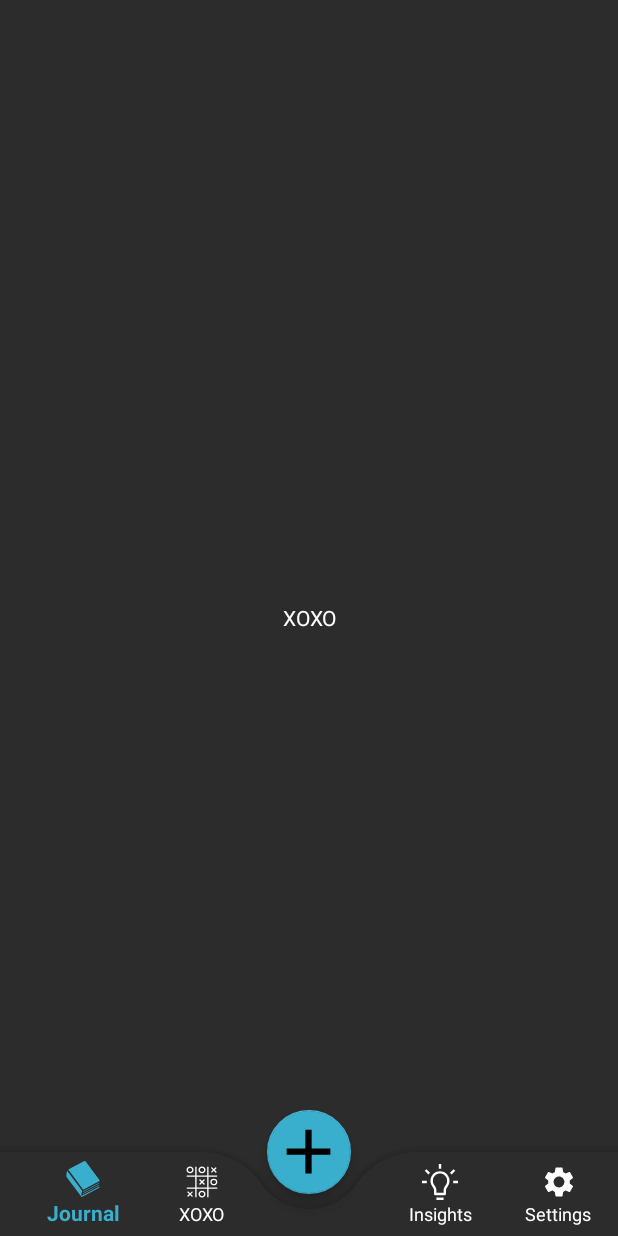
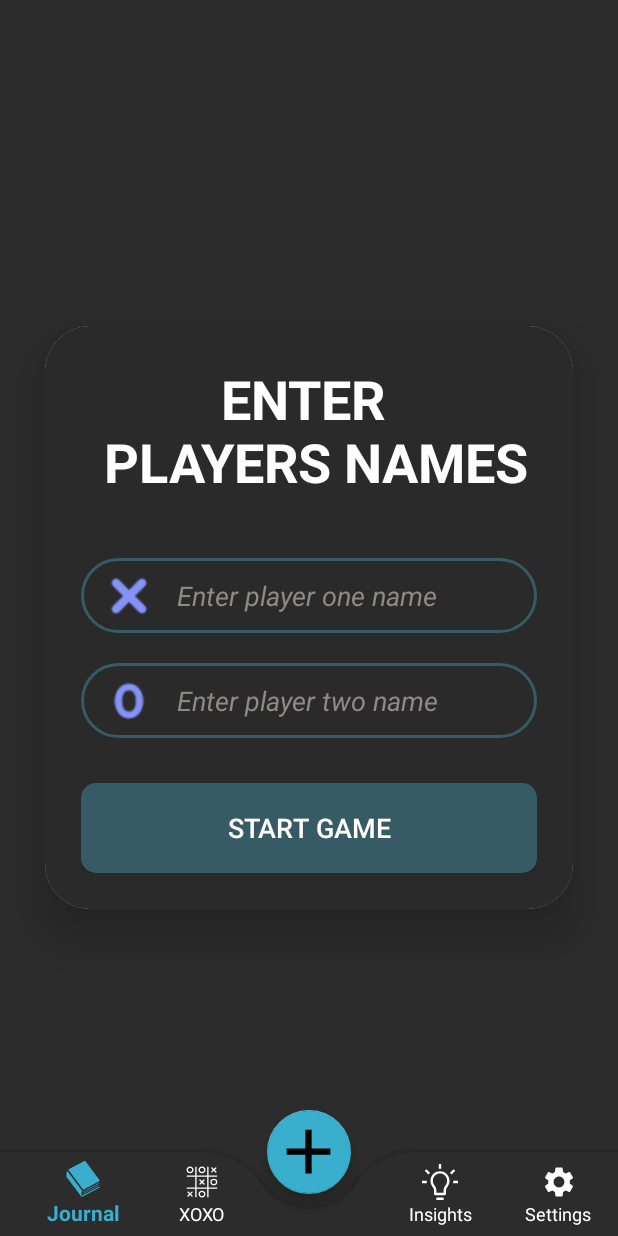
Before and after one commit to Topitops69/TicTacJournal_Official, an Android app: the fragment XOXOFragment placed in its activity, on a phone screen of 412 x 824 dp. Run offline under Robolectric (Android 15) with nearby library versions, the phone set to English and light mode, and no system bars; our stand-ins replace Room's generated code; libraries missing offline, so code that uses them is left out: com.makeramen.roundedimageview.

Commit message:
Adding tic tac toe done

```diff
--- a/app/build.gradle
+++ b/app/build.gradle
@@ -28,6 +28,10 @@ android {
     }
 
     viewBinding {
+        enabled = true
+    }
+
+    dataBinding {
         enabled = true
     }
 }
--- a/app/src/main/java/com/example/tictacjournalofficial/fragments/XOXOFragment.java
+++ b/app/src/main/java/com/example/tictacjournalofficial/fragments/XOXOFragment.java
@@ -1,18 +1,27 @@
 package com.example.tictacjournalofficial.fragments;
 
+import android.content.Intent;
 import android.os.Bundle;
 
+import androidx.annotation.NonNull;
+import androidx.annotation.Nullable;
 import androidx.fragment.app.Fragment;
 
 import android.view.LayoutInflater;
 import android.view.View;
 import android.view.ViewGroup;
+import android.widget.Button;
+import android.widget.EditText;
+import android.widget.Toast;
 
 import com.example.tictacjournalofficial.R;
+import com.example.tictacjournalofficial.activities.TicTacToe;
 
 
 public class XOXOFragment extends Fragment {
 
+    private EditText playerOne;
+    private EditText playerTwo;
 
     @Override
     public View onCreateView(LayoutInflater inflater, ViewGroup container,
@@ -20,4 +29,25 @@ public class XOXOFragment extends Fragment {
         // Inflate the layout for this fragment
         return inflater.inflate(R.layout.fragment_x_o_x_o, container, false);
     }
+
+    @Override
+    public void onViewCreated(@NonNull View view, @Nullable Bundle savedInstanceState) {
+        super.onViewCreated(view, savedInstanceState);
+        playerOne = view.findViewById(R.id.playerOne);
+        playerTwo = view.findViewById(R.id.playerTwo);
+        Button startGameButton = view.findViewById(R.id.startGameButton);
+
+        startGameButton.setOnClickListener(v -> {
+            String getPlayerOneName = playerOne.getText().toString();
+            String getPlayerTwoName = playerTwo.getText().toString();
+            if (getPlayerOneName.isEmpty() || getPlayerTwoName.isEmpty()) {
+                Toast.makeText(getActivity(), "Please enter player name", Toast.LENGTH_SHORT).show();
+            } else {
+                Intent intent = new Intent(getActivity(), TicTacToe.class);
+                intent.putExtra("playerOne", getPlayerOneName);
+                intent.putExtra("playerTwo", getPlayerTwoName);
+                startActivity(intent);
+            }
+        });
+    }
 }
--- /dev/null
+++ b/app/src/main/res/drawable/lavender_border.xml
@@ -0,0 +1,11 @@
+<?xml version="1.0" encoding="utf-8"?>
+<shape xmlns:android="http://schemas.android.com/apk/res/android"
+    android:shape="rectangle">
+
+    <stroke
+        android:width="2dp"
+        android:color="#375B64"/>
+    <corners
+        android:radius="30dp"/>
+
+</shape>
--- a/app/src/main/res/layout/fragment_x_o_x_o.xml
+++ b/app/src/main/res/layout/fragment_x_o_x_o.xml
@@ -1,18 +1,78 @@
 <?xml version="1.0" encoding="utf-8"?>
-<FrameLayout xmlns:android="http://schemas.android.com/apk/res/android"
+<RelativeLayout
+    xmlns:android="http://schemas.android.com/apk/res/android"
+    xmlns:app="http://schemas.android.com/apk/res-auto"
     xmlns:tools="http://schemas.android.com/tools"
     android:layout_width="match_parent"
     android:layout_height="match_parent"
+    android:orientation="vertical"
+    android:gravity="center"
     tools:context=".fragments.XOXOFragment"
     android:background="#2c2c2c">
 
     <!-- TODO: Update blank fragment layout -->
-    <TextView
+    <androidx.cardview.widget.CardView
         android:layout_width="match_parent"
-        android:layout_height="match_parent"
-        android:text="XOXO"
-        android:gravity = "center"
-        android:textColor="@color/white"
-        />
+        android:layout_height="wrap_content"
+        android:layout_margin="30dp"
+        app:cardCornerRadius="30dp"
+        app:cardElevation="20dp">
+        <LinearLayout
+            android:layout_width="match_parent"
+            android:layout_height="wrap_content"
+            android:orientation="vertical"
+            android:layout_gravity="center_horizontal"
+            android:padding="24dp"
+            android:background="#2A2A2A">
+            <TextView
+                android:layout_width="match_parent"
+                android:layout_height="wrap_content"
+                android:text="ENTER \n PLAYERS NAMES"
+                android:textAlignment="center"
+                android:textSize="36sp"
+                android:textStyle="bold"
+                android:textColor="@color/white"/>
 
-</FrameLayout>
+            <EditText
+                android:id="@+id/playerOne"
+                android:layout_width="match_parent"
+                android:layout_height="50dp"
+                android:layout_marginTop="40dp"
+                android:background="@drawable/lavender_border"
+                android:drawableLeft="@drawable/ic_xicon"
+                android:drawablePadding="8dp"
+                android:hint="Enter player one name"
+                android:maxLines="1"
+                android:padding="8dp"
+                android:textColor="@color/white"
+                android:textColorHint="#918888"
+                android:textStyle="italic" />
+
+            <EditText
+                android:id="@+id/playerTwo"
+                android:layout_width="match_parent"
+                android:layout_height="50dp"
+                android:layout_marginTop="20dp"
+                android:background="@drawable/lavender_border"
+                android:drawableLeft="@drawable/ic_oicon"
+                android:drawablePadding="8dp"
+                android:hint="Enter player two name"
+                android:maxLines="1"
+                android:padding="8dp"
+                android:textColor="@color/white"
+                android:textColorHint="#918888"
+                android:textStyle="italic" />
+            <Button
+                android:layout_width="match_parent"
+                android:layout_height="60dp"
+                android:layout_marginTop="30dp"
+                android:id="@+id/startGameButton"
+                android:text="Start Game"
+                android:textColor="#FFFFFF"
+                android:background="@drawable/roundstyle"
+                android:textSize="18sp"
+                app:cornerRadius = "20dp"/>
+        </LinearLayout>
+    </androidx.cardview.widget.CardView>
+
+</RelativeLayout>
--- a/app/src/main/res/values/colors.xml
+++ b/app/src/main/res/values/colors.xml
@@ -31,6 +31,8 @@
     <color name="colorDelete">#FF4842</color>
     <color name="colorSearchBackground">#333333</color>
 
+    <!--  Color for tictactoe  -->
+    <color name="lavender">#8692f7</color>
 
 
     <!--    <color name = "ActionBarTitleColor">#ffffff</color>-->
```
Also changed, not shown: app/src/main/AndroidManifest.xml (+13 -14 lines), app/src/main/java/com/example/tictacjournalofficial/activities/ResultDialog.java (added, +38 -0 lines), app/src/main/java/com/example/tictacjournalofficial/activities/TicTacToe.java (added, +167 -0 lines), app/src/main/res/drawable/black_border.xml (added, +13 -0 lines), app/src/main/res/drawable/white_box.xml (added, +10 -0 lines), app/src/main/res/layout/activity_result_dialog.xml (added, +42 -0 lines), app/src/main/res/layout/activity_tic_tac_toe.xml (added, +200 -0 lines), app/src/main/res/drawable/ic_oicon.png (added), app/src/main/res/drawable/ic_xicon.png (added), app/src/main/res/drawable/oimage.png (added), app/src/main/res/drawable/ximage.png (added).
